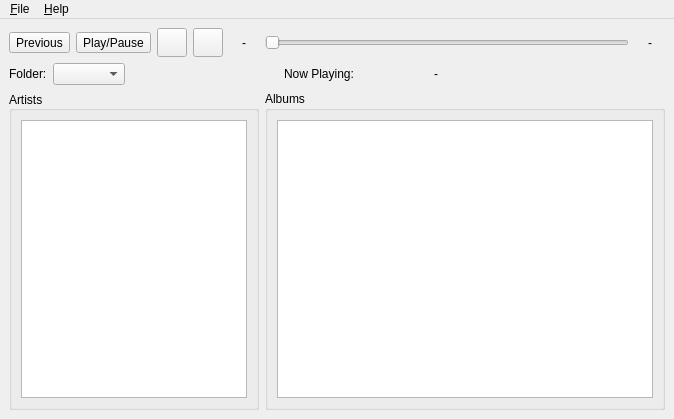
luketpickering/QtSubsonicPlayer, file src/mainwindow.ui: the form before one commit.
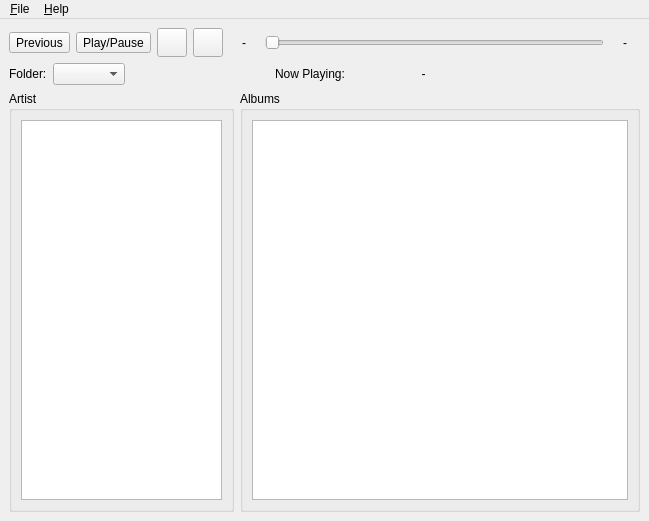
The form after the commit. Icons and pictures are not drawn.

Commit message: set applicationName to stop the complaints on every run.

What changed in the file:
```diff
--- a/src/mainwindow.ui
+++ b/src/mainwindow.ui
@@ -6,8 +6,8 @@
    <rect>
     <x>0</x>
     <y>0</y>
-    <width>672</width>
-    <height>419</height>
+    <width>594</width>
+    <height>521</height>
    </rect>
   </property>
   <property name="windowTitle">
@@ -18,10 +18,12 @@
     <normaloff>:/Application Icons/subsonic-icon.png</normaloff>:/Application Icons/subsonic-icon.png</iconset>
   </property>
   <widget class="QWidget" name="centralwidget">
-   <layout class="QGridLayout" name="gridLayout_2">
+   <layout class="QGridLayout" name="gridLayout_4">
     <item row="0" column="0">
      <layout class="QVBoxLayout" name="verticalLayout_2">
       <item>
+       <layout class="QGridLayout" name="gridLayout">
+        <item row="0" column="0">
        <layout class="QVBoxLayout" name="verticalLayout">
         <property name="sizeConstraint">
          <enum>QLayout::SetFixedSize</enum>
@@ -250,9 +252,11 @@
         </item>
        </layout>
       </item>
+       </layout>
+      </item>
       <item>
-       <layout class="QGridLayout" name="gridLayout">
-        <item row="0" column="0">
+       <layout class="QHBoxLayout" name="horizontalLayout_3">
+        <item>
          <widget class="QGroupBox" name="artistGroupBox">
           <property name="sizePolicy">
            <sizepolicy hsizetype="MinimumExpanding" vsizetype="MinimumExpanding">
@@ -262,49 +266,50 @@
           </property>
           <property name="minimumSize">
            <size>
-            <width>250</width>
-            <height>0</height>
+            <width>225</width>
+            <height>400</height>
            </size>
           </property>
           <property name="maximumSize">
            <size>
-            <width>250</width>
+            <width>225</width>
             <height>16777215</height>
            </size>
           </property>
           <property name="title">
-           <string>Artists</string>
+           <string>Artist</string>
           </property>
-          <property name="alignment">
-           <set>Qt::AlignLeading|Qt::AlignLeft|Qt::AlignVCenter</set>
-          </property>
-          <layout class="QHBoxLayout" name="horizontalLayout_4">
-           <item>
-            <widget class="QListView" name="listView"/>
-           </item>
-          </layout>
-         </widget>
-        </item>
+          <layout class="QGridLayout" name="gridLayout_2">
         <item row="0" column="1">
-         <widget class="QGroupBox" name="groupBox">
-          <property name="sizePolicy">
-           <sizepolicy hsizetype="MinimumExpanding" vsizetype="MinimumExpanding">
-            <horstretch>0</horstretch>
-            <verstretch>0</verstretch>
-           </sizepolicy>
-          </property>
+            <widget class="QListWidget" name="listWidget"/>
+           </item>
+          </layout>
+         </widget>
+        </item>
+        <item>
+         <widget class="QGroupBox" name="albumGroupBox">
           <property name="minimumSize">
            <size>
             <width>400</width>
-            <height>300</height>
+            <height>400</height>
            </size>
           </property>
           <property name="title">
            <string>Albums</string>
           </property>
-          <layout class="QHBoxLayout" name="horizontalLayout_3">
-           <item>
-            <widget class="QTreeView" name="treeView"/>
+          <layout class="QGridLayout" name="gridLayout_3">
+           <item row="0" column="0">
+            <widget class="QTreeWidget" name="treeWidget">
+             <property name="frameShape">
+              <enum>QFrame::StyledPanel</enum>
+             </property>
+             <property name="frameShadow">
+              <enum>QFrame::Plain</enum>
+             </property>
+             <property name="columnCount">
+              <number>0</number>
+             </property>
+            </widget>
            </item>
           </layout>
          </widget>
@@ -320,7 +325,7 @@
     <rect>
      <x>0</x>
      <y>0</y>
-     <width>672</width>
+     <width>594</width>
      <height>22</height>
     </rect>
    </property>
```
Lines whose indentation alone changed are shown as unchanged. The commit also changes 1 other file.
